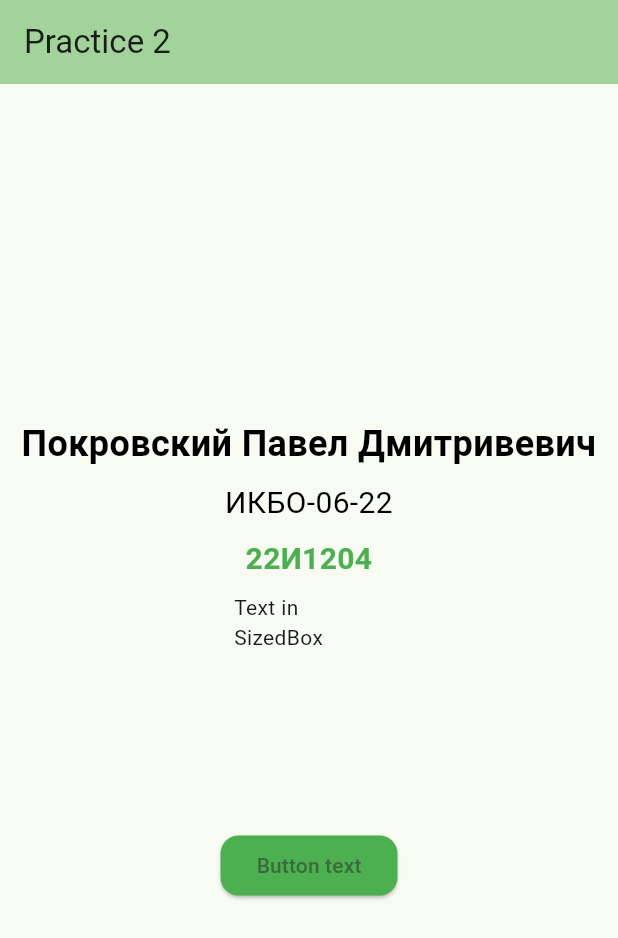
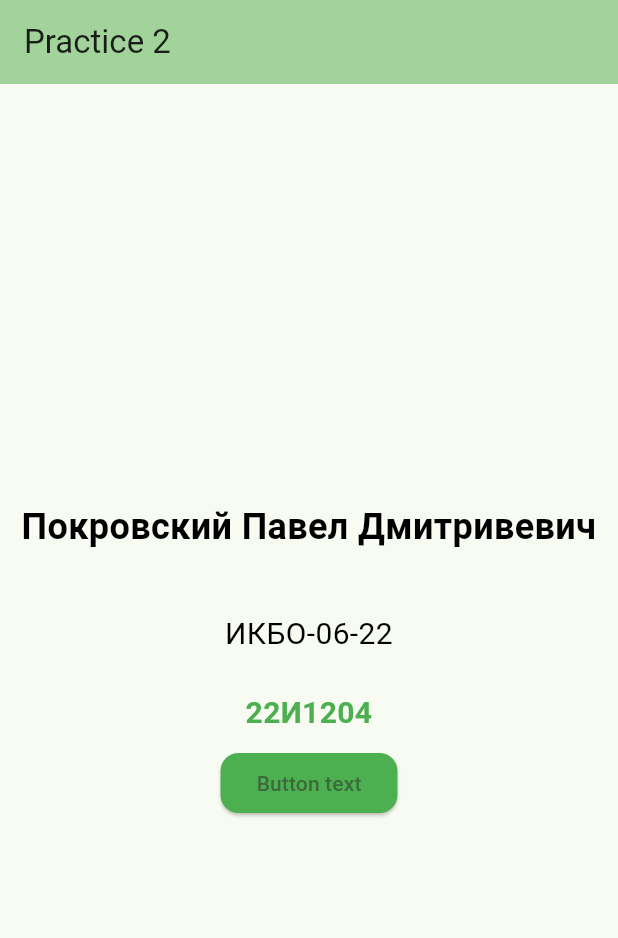
Before and after one commit to Le1NZ/flutter_practics, a Flutter app: the screen it shows after launch, on a phone screen of 412 x 824 dp. Shown: the top 938 px of the screen. Run offline on Flutter 3.47's test engine with Material 3 defaults, Android fonts, the phone set to English and light mode, and no system bars.

Commit message:
Experiments with Padding Widget

```diff
--- a/lib/src/feature/home/src/home_screen.dart
+++ b/lib/src/feature/home/src/home_screen.dart
@@ -11,13 +11,11 @@ class HomeScreen extends StatelessWidget {
         spacing: 8,
         children: [
           const _Name(),
-          const _GroupNumber(),
+          Padding(
+            padding: EdgeInsets.only(left: 0, right: 0, top: 32, bottom: 16),
+            child: const _GroupNumber(),
+          ),
           const _StudentIdCardNumber(),
-          const SizedBox(
-            width: 100,
-            height: 150,
-            child: Text("Text in SizedBox"),
-          ),
           const _TestButton(),
         ],
       ),
```
